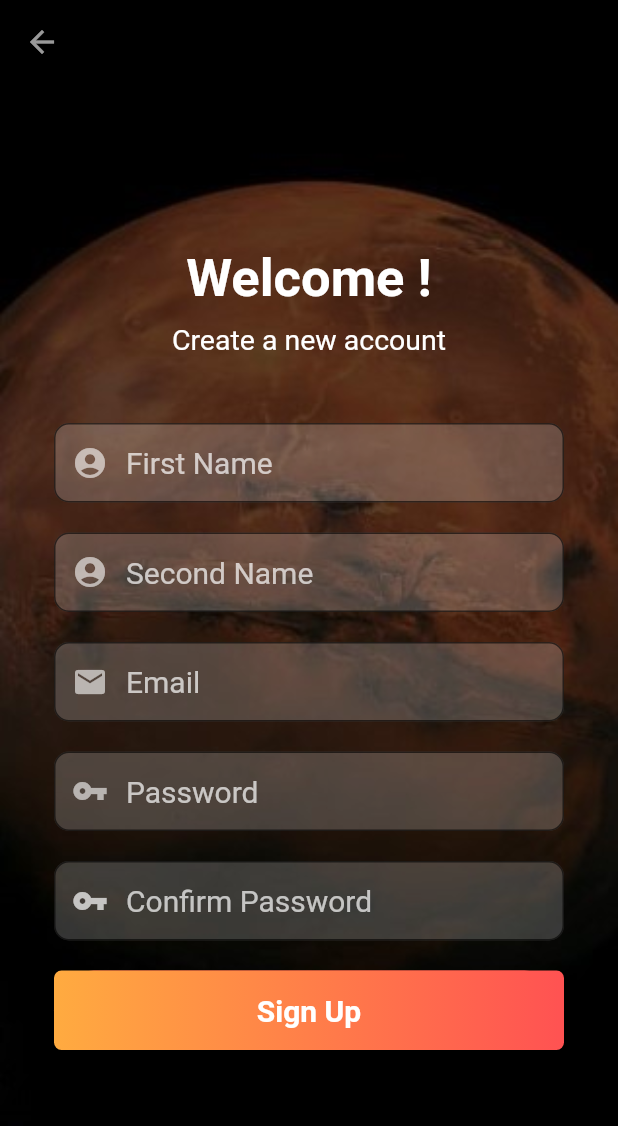
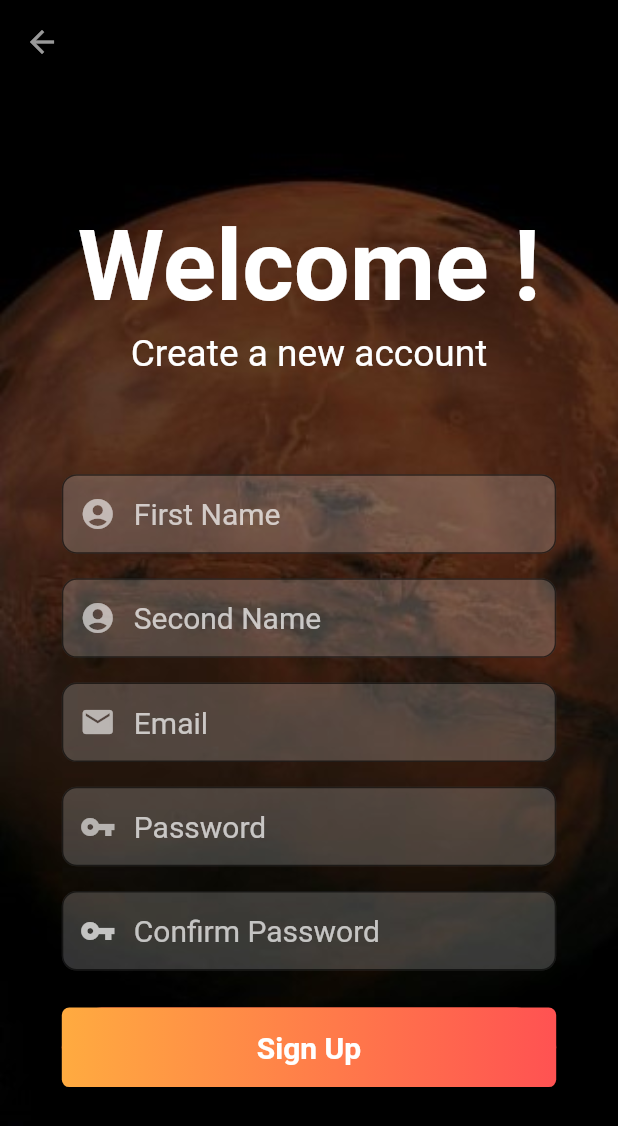
Before and after one commit to Nikhila-KS/Donation_App, a Flutter app: the RegistrationScreen screen opened directly, on a phone screen of 412 x 824 dp. Shown: the top 1126 px of the screen. Run offline on Flutter 3.47's test engine with Material 2 defaults, Android fonts, the phone set to English and light mode, and no system bars; our stand-ins replace carousel_slider, cloud_firestore, dots_indicator, firebase_auth, firebase_core, firebase_storage and 2 more; accounts and stored records are empty.

Commit message:
Update signup_screen.dart
Media Query updated

```diff
--- a/lib/screens/signup_screen.dart
+++ b/lib/screens/signup_screen.dart
@@ -10,6 +10,7 @@ class RegistrationScreen extends StatefulWidget {
 
   @override
   _RegistrationScreenState createState() => _RegistrationScreenState();
+
 }
 
 class _RegistrationScreenState extends State<RegistrationScreen> {
@@ -29,6 +30,9 @@ class _RegistrationScreenState extends State<RegistrationScreen> {
 
   @override
   Widget build(BuildContext context) {
+    var w = MediaQuery.of(context).size.width;
+    var h = MediaQuery.of(context).size.height;
+
     //first name field
     final firstNameField = TextFormField(
         autofocus: false,
@@ -229,42 +233,42 @@ class _RegistrationScreenState extends State<RegistrationScreen> {
             child: Container(
               color: Colors.transparent,
               child: Padding(
-                padding: const EdgeInsets.all(36.0),
+                padding: EdgeInsets.fromLTRB(w * .1, h * .01, w * .1, h * .01),
                 child: Form(
                   key: _formKey,
                   child: Column(
                     mainAxisAlignment: MainAxisAlignment.center,
                     crossAxisAlignment: CrossAxisAlignment.center,
                     children: <Widget>[
-                      const SizedBox(
-                        height: 50,
+                     SizedBox(
+                        height: h*.1,
                         child: Text('Welcome !',
                           style: TextStyle(
                             color: Colors.white,
                             fontWeight: FontWeight.bold,
-                            fontSize: 35,
+                            fontSize: h*.08,
                           ),
                         ),
                       ),
-                      const Text('Create a new account',
+                       Text('Create a new account',
                         style: TextStyle(
                           color: Colors.white,
-                          fontSize: 19,
+                          fontSize: h*.03,
                         ),
                       ),
-                      const SizedBox(height: 45),
+                      SizedBox(height: h * .08),
                       firstNameField,
-                      const SizedBox(height: 20),
+                      SizedBox(height: h * .02),
                       secondNameField,
-                      const SizedBox(height: 20),
+                      SizedBox(height: h * .02),
                       emailField,
-                      const SizedBox(height: 20),
+                      SizedBox(height: h * .02),
                       passwordField,
-                      const SizedBox(height: 20),
+                      SizedBox(height: h * .02),
                       confirmPasswordField,
-                      const SizedBox(height: 20),
+                      SizedBox(height: h * .03),
                       signUpButton,
-                      const SizedBox(height: 15),
+                      SizedBox(height: h * .02),
                     ],
                   ),
                 ),
```
